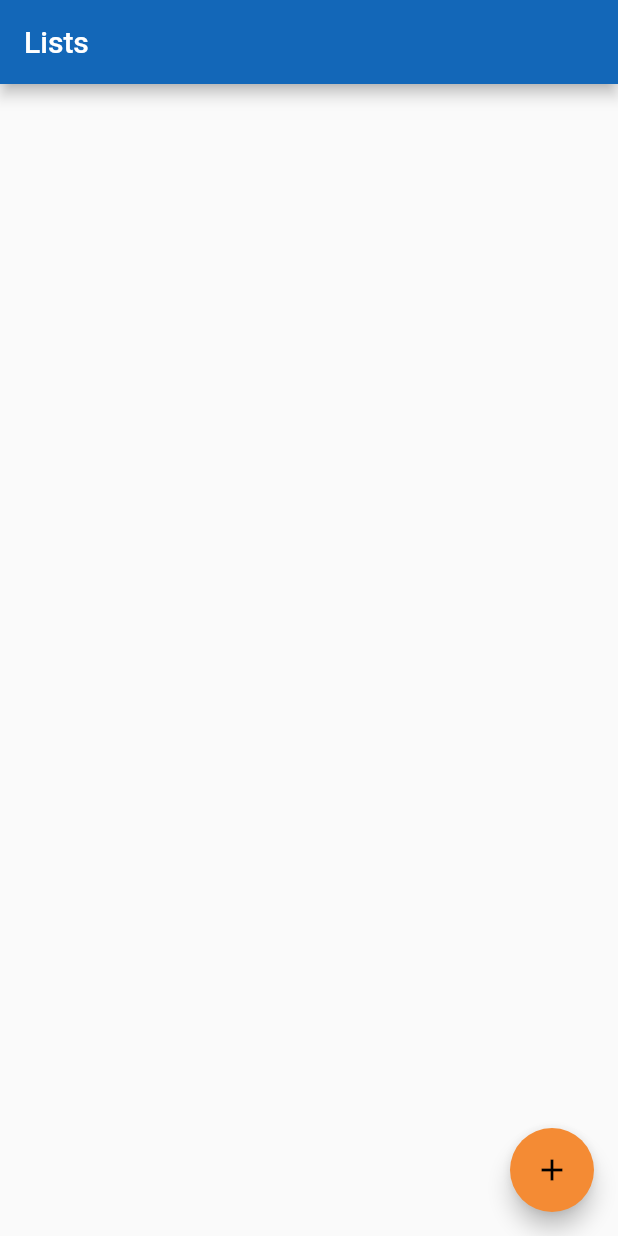
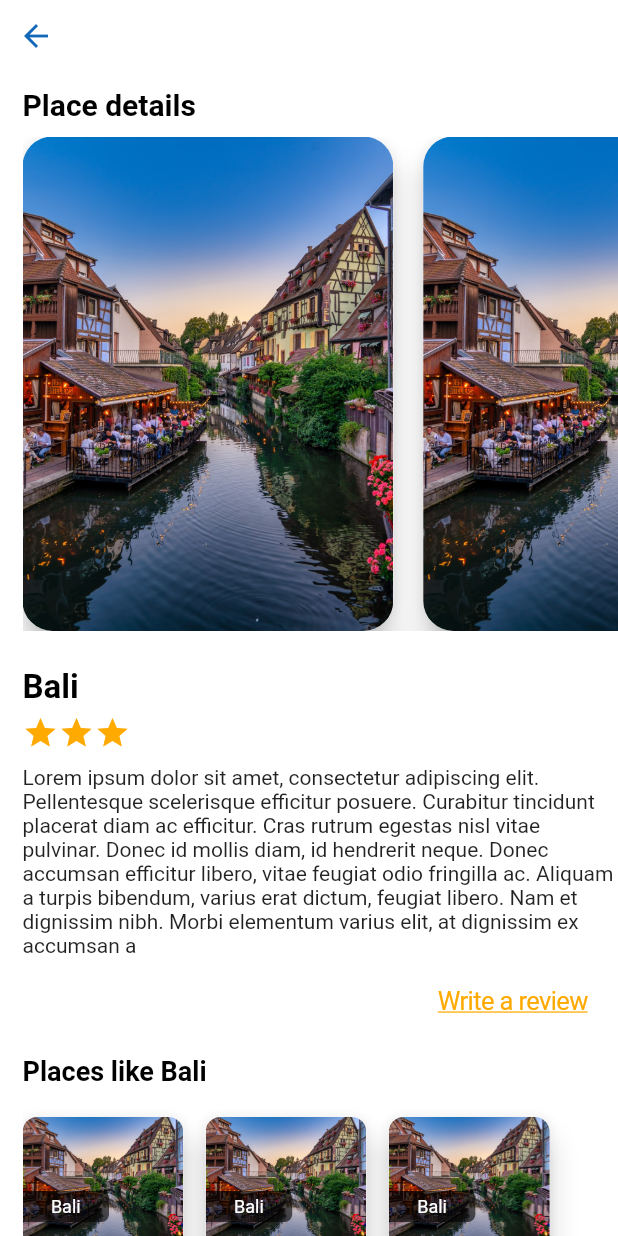
Before and after one commit to Nitro963/TripPal, a Flutter app: the screen it shows after launch, on a phone screen of 412 x 824 dp. Run offline on Flutter 3.47's test engine with Material 2 defaults, Android fonts, the phone set to English and light mode, and no system bars; our stand-ins replace font_awesome_flutter; statements that could not run were skipped.

Commit message:
chat screen + place details screen

```diff
--- a/lib/main.dart
+++ b/lib/main.dart
@@ -1,5 +1,7 @@
 import 'package:flutter/material.dart';
 import 'package:travel_app/scr/screens/check_list.dart';
+import 'package:travel_app/scr/screens/home.dart';
+import 'package:travel_app/scr/screens/place_details.dart';
 import 'package:travel_app/scr/shared/constants.dart';
 import 'package:travel_app/scr/screens/login.dart';
 
@@ -8,6 +10,6 @@ void main() {
   runApp(MaterialApp(
     debugShowCheckedModeBanner: false,
     theme: appTheme,
-    home: CheckList(),
+    home: PlaceDetails(),
   ));
 }
--- /dev/null
+++ b/lib/scr/screens/place_details.dart
@@ -0,0 +1,187 @@
+import 'package:flutter/cupertino.dart';
+import 'package:flutter/material.dart';
+import 'package:travel_app/scr/shared/constants.dart';
+import 'package:travel_app/scr/widgets/image_card.dart';
+import 'package:travel_app/scr/widgets/place_card.dart';
+
+class PlaceDetails extends StatelessWidget {
+  final data = ['1.jpg', '1.jpg', '1.jpg'];
+  @override
+  Widget build(BuildContext context) {
+    SizeConfig.init(context);
+    return Scaffold(
+        extendBody: false,
+        body: SafeArea(
+          child: Column(
+            crossAxisAlignment: CrossAxisAlignment.start,
+            children: <Widget>[
+              BackButton(
+                  color: Theme.of(context).primaryColor,
+                  onPressed: () {
+                    print("back");
+                  }),
+              Expanded(
+                child: Container(
+                  padding: EdgeInsets.only(left: 15.0, top: 10.0),
+                  child: ListView(
+                    children: [
+                      Text('Place details',
+                          style: Theme.of(context)
+                              .primaryTextTheme
+                              .headline2
+                              .copyWith(color: Colors.black)),
+                      SizedBox(height: 10),
+                      SizedBox(
+                        height: SizeConfig.blockSizeVertical * 40,
+                        child: ListView.separated(
+                            scrollDirection: Axis.horizontal,
+                            itemBuilder: (context, index) {
+                              return ImageCard(data[index],
+                                  SizeConfig.blockSizeHorizontal * 60);
+                            },
+                            separatorBuilder: (context, index) {
+                              return SizedBox(width: 20);
+                            },
+                            itemCount: data.length),
+                      ),
+                      SizedBox(height: 25),
+                      Column(
+                        crossAxisAlignment: CrossAxisAlignment.start,
+                        children: [
+                          Text('Bali',
+                              style: Theme.of(context)
+                                  .primaryTextTheme
+                                  .headline1
+                                  .copyWith(color: Colors.black)),
+                          SizedBox(height: 5),
+                          Row(
+                            children: [
+                              Icon(Icons.star, color: const Color(0xffffaa00)),
+                              Icon(Icons.star, color: const Color(0xffffaa00)),
+                              Icon(Icons.star, color: const Color(0xffffaa00)),
+                            ],
+                          ),
+                          SizedBox(height: 10),
+                          Text(
+                              'Lorem ipsum dolor sit amet, consectetur adipiscing elit. Pellentesque scelerisque efficitur posuere. Curabitur tincidunt placerat diam ac efficitur. Cras rutrum egestas nisl vitae pulvinar. Donec id mollis diam, id hendrerit neque. Donec accumsan efficitur libero, vitae feugiat odio fringilla ac. Aliquam a turpis bibendum, varius erat dictum, feugiat libero. Nam et dignissim nibh. Morbi elementum varius elit, at dignissim ex accumsan a'),
+                          SizedBox(height: 3),
+                          Row(
+                            mainAxisAlignment: MainAxisAlignment.end,
+                            children: [
+                              // Text('Reviews',
+                              //     style: Theme.of(context)
+                              //         .primaryTextTheme
+                              //         .headline3
+                              //         .copyWith(color: Colors.black)),
+                              CupertinoButton(
+                                  child: Text(
+                                    'Write a review',
+                                    style: TextStyle(
+                                      color: const Color(0xffffaa00),
+                                      decoration: TextDecoration.underline,
+                                    ),
+                                  ),
+                                  onPressed: () {
+                                    print('writing a review');
+                                  })
+                            ],
+                          ),
+                          SizedBox(height: 10),
+                          // ListView(
+                          //   shrinkWrap: true,
+                          //   children: [
+                          //     Card(
+                          //       elevation: 25,
+                          //       child: Padding(
+                          //         padding: const EdgeInsets.all(8.0),
+                          //         child: Column(
+                          //             crossAxisAlignment:
+                          //                 CrossAxisAlignment.start,
+                          //             children: [
+                          //               Row(
+                          //                 mainAxisAlignment:
+                          //                     MainAxisAlignment.start,
+                          //                 children: [
+                          //                   CircleAvatar(
+                          //                       child: Icon(Icons.person)),
+                          //                   SizedBox(width: 10),
+                          //                   Expanded(
+                          //                     child: Row(
+                          //                       mainAxisAlignment:
+                          //                           MainAxisAlignment
+                          //                               .spaceBetween,
+                          //                       children: [
+                          //                         Column(
+                          //                           mainAxisAlignment:
+                          //                               MainAxisAlignment.start,
+                          //                           crossAxisAlignment:
+                          //                               CrossAxisAlignment
+                          //                                   .start,
+                          //                           children: [
+                          //                             Text('UserName'),
+                          //                             SizedBox(height: 3),
+                          //                             Text('Review Date'),
+                          //                             SizedBox(height: 3),
+                          //                           ],
+                          //                         ),
+                          //                         Row(
+                          //                           children: [
+                          //                             Icon(Icons.star,
+                          //                                 color: const Color(
+                          //                                     0xffffaa00)),
+                          //                             Icon(Icons.star,
+                          //                                 color: const Color(
+                          //                                     0xffffaa00)),
+                          //                             Icon(Icons.star,
+                          //                                 color: const Color(
+                          //                                     0xffffaa00)),
+                          //                           ],
+                          //                         ),
+                          //                       ],
+                          //                     ),
+                          //                   ),
+                          //                 ],
+                          //               ),
+                          //               SizedBox(height: 10),
+                          //               Padding(
+                          //                 padding: const EdgeInsets.all(8.0),
+                          //                 child: Text(
+                          //                     'This is review text.\nThis is review text\nThis is review text'),
+                          //               )
+                          //             ]),
+                          //       ),
+                          //     ),
+                          //   ],
+                          // ),
+                          Text('Places like Bali',
+                              style: Theme.of(context)
+                                  .primaryTextTheme
+                                  .headline3
+                                  .copyWith(color: Colors.black)),
+                          SizedBox(height: 20),
+                          SizedBox(
+                            height: SizeConfig.blockSizeVertical * 11,
+                            child: ListView.separated(
+                                scrollDirection: Axis.horizontal,
+                                itemBuilder: (context, index) {
+                                  return PlaceCard(
+                                      data[index],
+                                      SizeConfig.blockSizeHorizontal * 26,
+                                      'Bali');
+                                },
+                                separatorBuilder: (context, index) {
+                                  return SizedBox(width: 15);
+                                },
+                                itemCount: data.length),
+                          ),
+                        ],
+                      ),
+                    ],
+                  ),
+                ),
+              )
+            ],
+          ),
+        ));
+  }
+}
--- /dev/null
+++ b/lib/scr/widgets/place_card.dart
@@ -0,0 +1,38 @@
+import 'package:flutter/material.dart';
+import 'package:travel_app/scr/models/places.dart';
+import 'package:travel_app/scr/shared/constants.dart';
+
+import 'image_card.dart';
+
+class PlaceCard extends StatelessWidget {
+  final String picture;
+  final double width;
+  final String place;
+
+  PlaceCard(this.picture, this.width, this.place);
+
+  @override
+  Widget build(BuildContext context) {
+    SizeConfig.init(context);
+    return ImageCard(
+      picture,
+      width,
+      radius: 10,
+      child: Positioned(
+        top: SizeConfig.blockSizeHorizontal * 12,
+        child: Container(
+          width: SizeConfig.blockSizeHorizontal * 14,
+          height: SizeConfig.blockSizeHorizontal * 5,
+          decoration: BoxDecoration(
+              color: Colors.black.withOpacity(0.6),
+              borderRadius: BorderRadius.only(
+                  topRight: Radius.circular(5),
+                  bottomRight: Radius.circular(5))),
+          child: Center(
+              child: Text(place,
+                  style: TextStyle(color: Colors.white, fontSize: 12))),
+        ),
+      ),
+    );
+  }
+}
```
Also changed, not shown: lib/scr/models/message.dart (added, +9 -0 lines), lib/scr/models/tasks.dart (+6 -4 lines), lib/scr/screens/chat.dart (added, +88 -0 lines), lib/scr/screens/check_list.dart (+80 -9 lines), lib/scr/shared/constants.dart (+7 -6 lines), lib/scr/widgets/image_card.dart (+22 -91 lines), lib/scr/widgets/images_cards.dart (+13 -12 lines), lib/scr/widgets/message_bubble.dart (added, +45 -0 lines), pubspec.yaml (+13 -0 lines), pubspec.lock.
